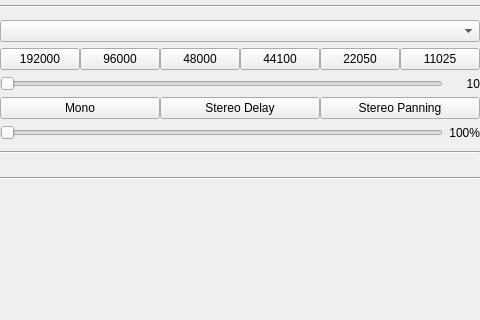
The window that src/gui/designer/wdgSettingsAudio.ui (punesemu/puNES) describes before a commit, drawn with Qt 5; both pictures show x 222 to 702 and y 0 to 320 of the 702 by 580 pixel window.
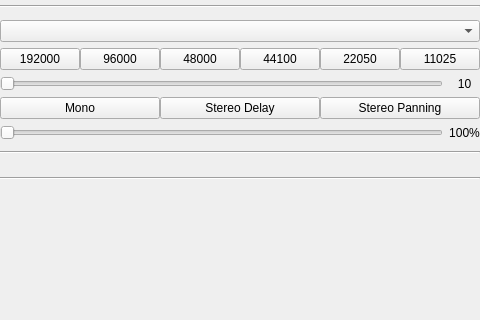
The same window after the commit. Custom widgets are drawn as their Qt base class.

```diff
--- a/src/gui/designer/wdgSettingsAudio.ui
+++ b/src/gui/designer/wdgSettingsAudio.ui
@@ -276,7 +276,7 @@
         <string notr="true">10</string>
        </property>
        <property name="alignment">
-        <set>Qt::AlignRight|Qt::AlignTrailing|Qt::AlignVCenter</set>
+        <set>Qt::AlignCenter</set>
        </property>
       </widget>
      </item>
@@ -323,7 +323,7 @@
         <string notr="true">100%</string>
        </property>
        <property name="alignment">
-        <set>Qt::AlignRight|Qt::AlignTrailing|Qt::AlignVCenter</set>
+        <set>Qt::AlignCenter</set>
        </property>
       </widget>
      </item>
```
